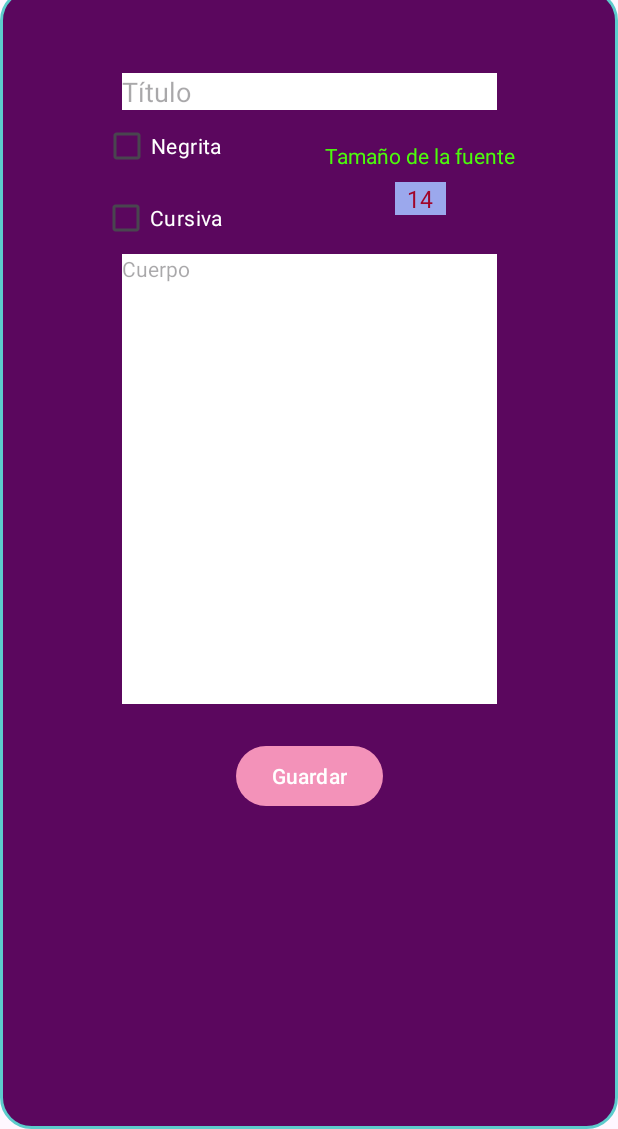
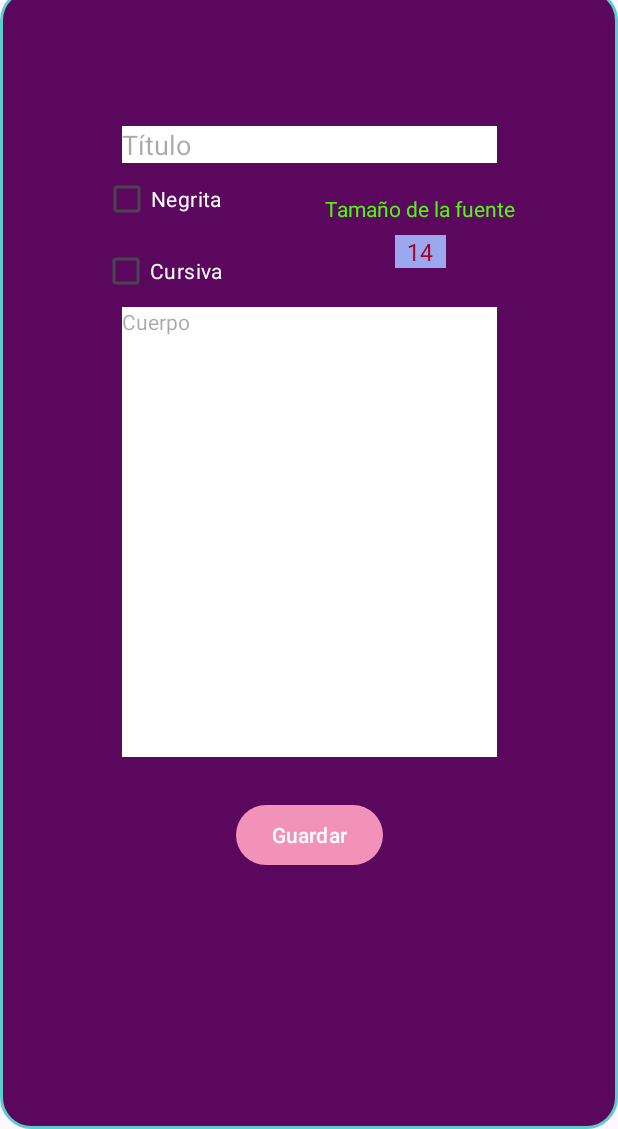
Before and after one commit to eguevarac/MultimediaChallenge, an Android app: the screen it shows after launch (MainActivity), after a tap on "Capturar texto", on a phone screen of 412 x 824 dp, the part 107-1236 px from its top. Run offline under Robolectric (Android 15) with nearby library versions, the light colour scheme and no system bars.

Commit message:
added three types of textFragments

```diff
--- a/app/src/main/java/com/example/multimediachallenge/ui/MainFragment.kt
+++ b/app/src/main/java/com/example/multimediachallenge/ui/MainFragment.kt
@@ -14,11 +14,12 @@ import androidx.navigation.fragment.findNavController
 import com.example.multimediachallenge.databinding.FragmentMainBinding
 import com.example.multimediachallenge.utils.AudioRecordingManager
 import com.example.multimediachallenge.utils.CameraManager
+import com.example.multimediachallenge.utils.TypeOfTextFragment
 
 
 class MainFragment : Fragment() {
 
-    private lateinit var binding : FragmentMainBinding
+    private lateinit var binding: FragmentMainBinding
 
     private val contractCameraForPictures: ActivityResultLauncher<Uri> =
         registerForActivityResult(ActivityResultContracts.TakePicture()) { userClickSave ->
@@ -61,7 +62,13 @@ class MainFragment : Fragment() {
         super.onViewCreated(view, savedInstanceState)
 
         with(binding) {
-            btnCaptureText.setOnClickListener { findNavController().navigate(MainFragmentDirections.actionMainFragmentToTextEditionFragment()) }
+            btnCaptureText.setOnClickListener {
+                findNavController().navigate(
+                    MainFragmentDirections.actionMainFragmentToTextEditionFragment(
+                        TypeOfTextFragment.TextCreation
+                    )
+                )
+            }
             btnCaptureSound.setOnClickListener {
                 AudioRecordingManager.startAudioRecording(
                     requireContext(),
@@ -82,19 +89,35 @@ class MainFragment : Fragment() {
                 )
             }
 
-            btnVisualizationText.setOnClickListener { }
+            btnVisualizationText.setOnClickListener {
+                findNavController().navigate(
+                    MainFragmentDirections.actionMainFragmentToTextEditionFragment(
+                        TypeOfTextFragment.TextReader
+                    )
+                )
+            }
             btnVisualizationSound.setOnClickListener { }
-            btnVisualizationImg.setOnClickListener { }
+            btnVisualizationImg.setOnClickListener {
+                findNavController().navigate(
+                    MainFragmentDirections.actionMainFragmentToImgFragment()
+                )
+            }
             btnVisualizationVideo.setOnClickListener { }
 
-            btnEditionText.setOnClickListener { }
+            btnEditionText.setOnClickListener {
+                findNavController().navigate(
+                    MainFragmentDirections.actionMainFragmentToTextEditionFragment(
+                        TypeOfTextFragment.TextEdition
+                    )
+                )
+            }
             btnEditionSound.setOnClickListener { }
-            btnEditionImg.setOnClickListener {  }
-            btnEditionVideo.setOnClickListener {  }
+            btnEditionImg.setOnClickListener { }
+            btnEditionVideo.setOnClickListener { }
 
-            btnWhatsApp.setOnClickListener {  }
-            btnMaps.setOnClickListener {  }
-            btnChrome.setOnClickListener {  }
+            btnWhatsApp.setOnClickListener { }
+            btnMaps.setOnClickListener { }
+            btnChrome.setOnClickListener { }
         }
     }
 }
--- a/app/src/main/java/com/example/multimediachallenge/ui/TextFragment.kt
+++ b/app/src/main/java/com/example/multimediachallenge/ui/TextFragment.kt
@@ -1,21 +1,24 @@
 package com.example.multimediachallenge.ui
 
 import android.os.Bundle
-import android.text.Html
 import android.text.Spanned
 import android.view.LayoutInflater
 import android.view.View
 import android.view.ViewGroup
 import android.widget.AdapterView
 import android.widget.ArrayAdapter
+import androidx.core.text.HtmlCompat
 import androidx.fragment.app.Fragment
+import androidx.navigation.fragment.navArgs
 import com.example.multimediachallenge.databinding.FragmentTextBinding
 import com.example.multimediachallenge.utils.TextManager
+import com.example.multimediachallenge.utils.TypeOfTextFragment
 
 
 class TextFragment : Fragment() {
 
     private lateinit var binding: FragmentTextBinding
+    private val args: TextFragmentArgs by navArgs()
 
     override fun onCreateView(
         inflater: LayoutInflater, container: ViewGroup?,
@@ -29,21 +32,49 @@ class TextFragment : Fragment() {
     override fun onViewCreated(view: View, savedInstanceState: Bundle?) {
         super.onViewCreated(view, savedInstanceState)
 
+        setupTypeOfFragment()
+    }
+
+    private fun setupTypeOfFragment() {
+        when (args.typeOfTextFragment) {
+            TypeOfTextFragment.TextCreation -> setupTextCreationOrEditionFragment()
+            TypeOfTextFragment.TextEdition -> setupTextCreationOrEditionFragment()
+            TypeOfTextFragment.TextReader -> setupTextReaderFragment()
+        }
+    }
+
+
+    private fun setupTextReaderFragment() {
+        with(binding) {
+            btnAccept.visibility = View.GONE
+            chbBold.visibility = View.GONE
+            chbItalic.visibility = View.GONE
+            tvSize.visibility = View.GONE
+            etTitle.isEnabled = false
+            etBody.isEnabled = false
+        }
+    }
+
+    private fun setupTextCreationOrEditionFragment() {
         setupSpinner()
+        with(binding) {
 
-        binding.btnAccept.setOnClickListener {
+            if (args.typeOfTextFragment == TypeOfTextFragment.TextCreation) {
+                btnFindTxt.visibility = View.GONE
+            } else {
+                etTitle.isEnabled = false
+            }
 
-            TextManager.addTextFileToStorage(
-                requireContext(),
-                binding.etTitle.text.toString(),
-                binding.etBody.text.toString()
-            )
-
-            binding.etBody.setText(binding.etBody.text.toString())
-
+            btnAccept.setOnClickListener {
+                TextManager.addTextFileToStorage(
+                    requireContext(),
+                    etTitle.text.toString(),
+                    etBody.text.toString()
+                )
+            }
+            chbBold.setOnCheckedChangeListener { _, _ -> setTextWithConditions() }
+            chbItalic.setOnCheckedChangeListener { _, _ -> setTextWithConditions() }
         }
-        binding.chbBold.setOnCheckedChangeListener { _, _ -> setTextWithConditions() }
-        binding.chbItalic.setOnCheckedChangeListener { _, _ -> setTextWithConditions() }
     }
 
     private fun setTextWithConditions() {
@@ -55,24 +86,28 @@ class TextFragment : Fragment() {
 
             textToShow = "<b>$originText</b>"
             //textToShow = setFontSize(textToShow)
-            spanned = Html.fromHtml(textToShow)
+            //spanned = Html.fromHtml(textToShow)
+            spanned = HtmlCompat.fromHtml(textToShow, HtmlCompat.FROM_HTML_MODE_LEGACY)
 
         } else if (binding.chbBold.isChecked && binding.chbItalic.isChecked) {
 
             textToShow = "<em><b>$originText</b></em>"
             //textToShow = setFontSize(textToShow)
-            spanned = Html.fromHtml(textToShow)
+            //spanned = Html.fromHtml(textToShow)
+            spanned = HtmlCompat.fromHtml(textToShow, HtmlCompat.FROM_HTML_MODE_LEGACY)
 
         } else if (!binding.chbBold.isChecked && binding.chbItalic.isChecked) {
 
             textToShow = "<em>$originText</em>"
             //textToShow = setFontSize(textToShow)
-            spanned = Html.fromHtml(textToShow)
+            //spanned = Html.fromHtml(textToShow)
+            spanned = HtmlCompat.fromHtml(textToShow, HtmlCompat.FROM_HTML_MODE_LEGACY)
 
         } else if (!binding.chbBold.isChecked && !binding.chbItalic.isChecked) {
 
             //textToShow = setFontSize(originText)
-            spanned = Html.fromHtml(originText)
+            //spanned = Html.fromHtml(originText)
+            spanned = HtmlCompat.fromHtml(originText, HtmlCompat.FROM_HTML_MODE_LEGACY)
         }
 
         binding.etBody.setText(spanned)
@@ -83,34 +118,43 @@ class TextFragment : Fragment() {
     }
 
     private fun setFontSize() {
-
-        when (binding.spinner.selectedItem) {
-            "14" -> {
-                binding.etBody.textSize = 14f
-            }
-
-            "16" -> {
-                binding.etBody.textSize = 16f
-            }
-
-            "18" -> {
-                binding.etBody.textSize = 18f
-            }
-
-            "20" -> {
-                binding.etBody.textSize = 20f
-            }
-
-            "22" -> {
-                binding.etBody.textSize = 22f
-            }
-
-            else -> {
-                binding.etBody.textSize = 12f
+        with(binding) {
+            when (spinner.selectedItem) {
+                "14" -> etBody.textSize = 14f
+                "16" -> etBody.textSize = 16f
+                "18" -> etBody.textSize = 18f
+                "20" -> etBody.textSize = 20f
+                "22" -> etBody.textSize = 22f
+                "24" -> etBody.textSize = 24f
             }
         }
     }
-    /*private fun setFontSize(textToResize: String): String {
+
+    private fun setupSpinner() {
+        val spinnerOptions = listOf("14", "16", "18", "20", "22", "24")
+        val adapter =
+            ArrayAdapter(requireContext(), android.R.layout.simple_spinner_item, spinnerOptions)
+        adapter.setDropDownViewResource(android.R.layout.simple_spinner_dropdown_item)
+        binding.spinner.adapter = adapter
+
+        binding.spinner.onItemSelectedListener = object : AdapterView.OnItemSelectedListener {
+            override fun onItemSelected(
+                parent: AdapterView<*>?,
+                view: View?,
+                position: Int,
+                id: Long
+            ) {
+                setTextWithConditions()
+            }
+
+            override fun onNothingSelected(parent: AdapterView<*>?) {
+                setTextWithConditions()
+            }
+        }
+    }
+}
+
+/*private fun setFontSize(textToResize: String): String {
         var textToShow: String?
         when (binding.spinner.selectedItem) {
             "h1" -> {
@@ -139,27 +183,3 @@ class TextFragment : Fragment() {
         }
         return textToShow
     }*/
-
-    private fun setupSpinner() {
-        val spinnerOptions = listOf("14", "16", "18", "20", "22", "24")
-        val adapter =
-            ArrayAdapter(requireContext(), android.R.layout.simple_spinner_item, spinnerOptions)
-        adapter.setDropDownViewResource(android.R.layout.simple_spinner_dropdown_item)
-        binding.spinner.adapter = adapter
-
-        binding.spinner.onItemSelectedListener = object : AdapterView.OnItemSelectedListener {
-            override fun onItemSelected(
-                parent: AdapterView<*>?,
-                view: View?,
-                position: Int,
-                id: Long
-            ) {
-                setTextWithConditions()
-            }
-
-            override fun onNothingSelected(parent: AdapterView<*>?) {
-                setTextWithConditions()
-            }
-        }
-    }
-}
--- /dev/null
+++ b/app/src/main/java/com/example/multimediachallenge/utils/TypeOfTextFragment.kt
@@ -0,0 +1,7 @@
+package com.example.multimediachallenge.utils
+
+enum class TypeOfTextFragment {
+    TextCreation,
+    TextEdition,
+    TextReader
+}
--- a/app/src/main/res/layout/fragment_text.xml
+++ b/app/src/main/res/layout/fragment_text.xml
@@ -11,6 +11,13 @@
     <androidx.constraintlayout.widget.ConstraintLayout
         android:layout_width="match_parent"
         android:layout_height="wrap_content">
+
+        <androidx.constraintlayout.widget.Guideline
+            android:id="@+id/guideline"
+            android:layout_width="wrap_content"
+            android:layout_height="wrap_content"
+            android:orientation="horizontal"
+            app:layout_constraintGuide_percent="0.15" />
 
         <TextView
             android:id="@+id/tvSize"
@@ -59,12 +66,11 @@
             android:id="@+id/etTitle"
             android:layout_width="0dp"
             android:layout_height="wrap_content"
-            android:layout_marginTop="56dp"
             android:background="@color/white"
             android:hint="@string/title"
             app:layout_constraintEnd_toEndOf="@id/etBody"
             app:layout_constraintStart_toStartOf="@id/etBody"
-            app:layout_constraintTop_toTopOf="parent" />
+            app:layout_constraintTop_toTopOf="@id/guideline" />
 
         <com.google.android.material.textfield.TextInputEditText
             android:id="@+id/etBody"
@@ -80,11 +86,22 @@
             app:layout_constraintTop_toBottomOf="@id/etTitle" />
 
         <Button
+            android:id="@+id/btnFindTxt"
+            android:layout_width="wrap_content"
+            android:layout_height="wrap_content"
+            android:text="@string/findText"
+            android:layout_marginTop="@dimen/largeMargin"
+            app:layout_constraintTop_toBottomOf="@id/etBody"
+            app:layout_constraintStart_toStartOf="parent"
+            app:layout_constraintEnd_toEndOf="parent" />
+
+        <Button
             android:id="@+id/btnAccept"
             android:layout_width="wrap_content"
             android:layout_height="wrap_content"
             android:text="@string/save"
-            app:layout_constraintTop_toBottomOf="@id/etBody"
+            android:layout_marginTop="@dimen/commonMargin"
+            app:layout_constraintTop_toBottomOf="@id/btnFindTxt"
             app:layout_constraintBottom_toBottomOf="parent"
             app:layout_constraintStart_toStartOf="parent"
             app:layout_constraintEnd_toEndOf="parent" />
--- a/app/src/main/res/navigation/main_graph.xml
+++ b/app/src/main/res/navigation/main_graph.xml
@@ -13,10 +13,22 @@
         <action
             android:id="@+id/action_mainFragment_to_textEditionFragment"
             app:destination="@id/textEditionFragment" />
+        <action
+            android:id="@+id/action_mainFragment_to_imgFragment"
+            app:destination="@id/imgFragment" />
     </fragment>
     <fragment
         android:id="@+id/textEditionFragment"
         android:name="com.example.multimediachallenge.ui.TextFragment"
         android:label="fragment_text_edition"
-        tools:layout="@layout/fragment_text" />
+        tools:layout="@layout/fragment_text">
+        <argument
+            android:name="typeOfTextFragment"
+            app:argType="com.example.multimediachallenge.utils.TypeOfTextFragment" />
+    </fragment>
+    <fragment
+        android:id="@+id/imgFragment"
+        android:name="com.example.multimediachallenge.ui.ImgFragment"
+        android:label="fragment_img"
+        tools:layout="@layout/fragment_img" />
 </navigation>
--- a/app/src/main/res/values/strings.xml
+++ b/app/src/main/res/values/strings.xml
@@ -24,4 +24,5 @@
     <string name="bold">Negrita</string>
     <string name="fontSize">Tamaño de la fuente</string>
     <string name="findImgAtGallery">Buscar imagen en la galería</string>
+    <string name="findText">Buscar texto</string>
 </resources>
```
